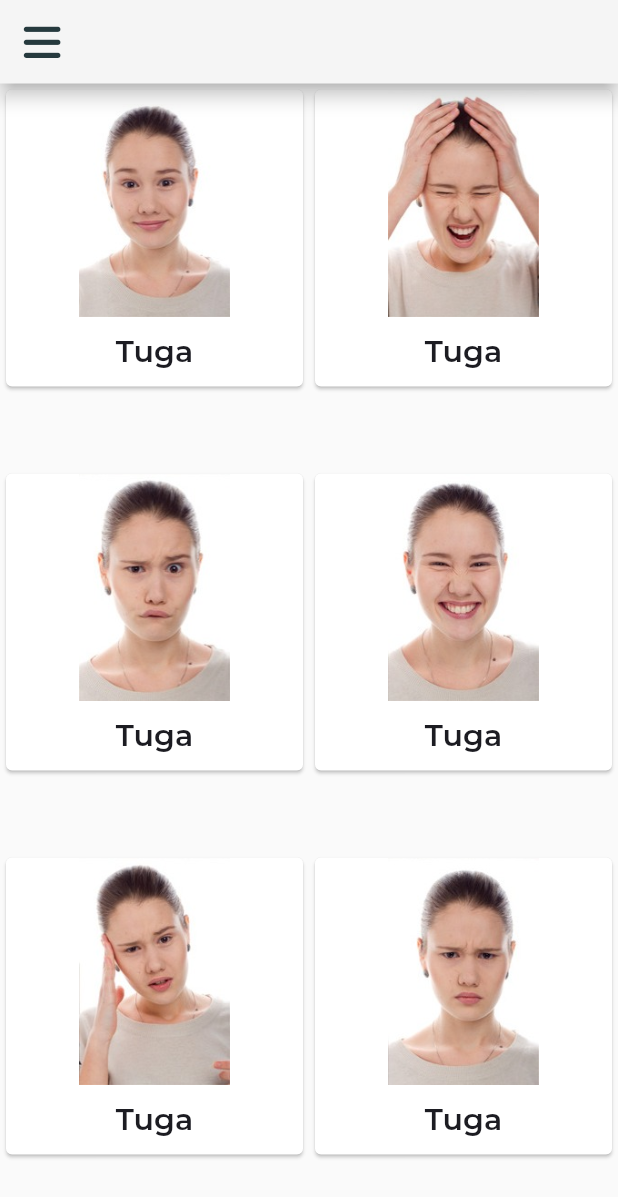
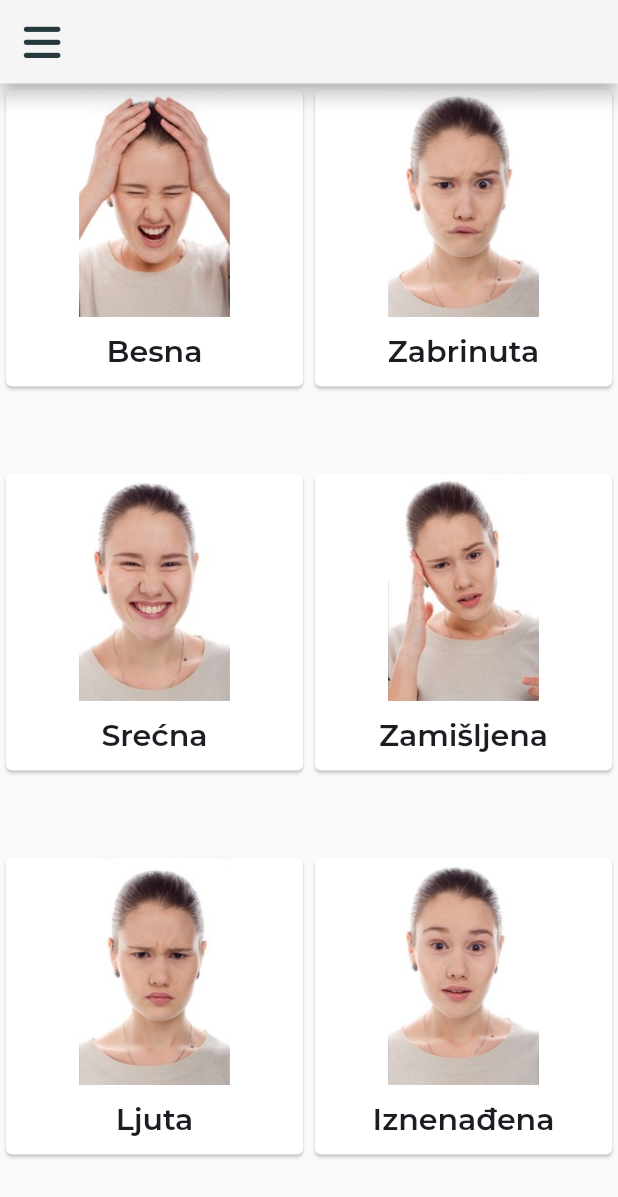
Before and after one commit to milan-kovac/communicator, a Flutter app: the EmotionsPage screen opened directly, on a phone screen of 412 x 824 dp. Shown: the top 1197 px of the screen. Run offline on Flutter 3.47's test engine with Material 2 defaults, Android fonts, the phone set to English and light mode, and no system bars; our stand-ins replace cached_network_image, cloud_firestore, firebase_auth, firebase_core, firebase_storage, flutter_screenutil and 8 more; missing offline and left inert: flutter_event_calendar, flutter_sound; accounts and stored records are empty.

Commit message:
Emotions and emotion page

```diff
--- a/lib/src/models/event.dart
+++ b/lib/src/models/event.dart
@@ -1,7 +1,4 @@
-import 'dart:developer';
-
 import 'package:cloud_firestore/cloud_firestore.dart';
-import 'package:flutter/material.dart';
 
 class EventModel {
   final String id;
--- a/lib/src/pages/emotions.page.dart
+++ b/lib/src/pages/emotions.page.dart
@@ -1,45 +1,75 @@
+import 'dart:convert';
+
+import 'package:communicator/src/pages/emotion.single.page.dart';
 import 'package:communicator/src/utils/app.color.dart';
 import 'package:communicator/src/widgets/global/sidebar.dart';
 import 'package:flutter/material.dart';
-import 'package:flutter/src/widgets/framework.dart';
-import 'package:flutter/src/widgets/placeholder.dart';
+import 'package:flutter/services.dart';
 import 'package:flutter_screenutil/flutter_screenutil.dart';
 
 import '../widgets/global/custom.app.bar.dart';
 
-class EmotionsPage extends StatelessWidget {
+class EmotionsPage extends StatefulWidget {
   const EmotionsPage({super.key});
+
+  @override
+  State<EmotionsPage> createState() => _EmotionsPageState();
+}
+
+class _EmotionsPageState extends State<EmotionsPage> {
+  List emotions = [];
+
+  Future<void> readJson() async {
+    final String response = await rootBundle.loadString('assets/json/emotions.json');
+    final data = await json.decode(response);
+    setState(() {
+      emotions = data["emotions"];
+    });
+  }
+
+  @override
+  void initState() {
+    super.initState();
+    readJson();
+  }
 
   @override
   Widget build(BuildContext context) {
     return Scaffold(
         appBar: PreferredSize(preferredSize: Size.fromHeight(50.h), child: const CustomAppBar()),
         drawer: Sidebar(currentPageIndex: 3),
-      body:  NotificationListener<OverscrollIndicatorNotification>(
+        body: NotificationListener<OverscrollIndicatorNotification>(
           onNotification: (overscroll) {
             overscroll.disallowIndicator();
             return true;
           },
           child: GridView.builder(
-        gridDelegate:  const SliverGridDelegateWithFixedCrossAxisCount(crossAxisCount: 2, mainAxisSpacing: 50),
-        itemCount: 18,
+            gridDelegate: const SliverGridDelegateWithFixedCrossAxisCount(crossAxisCount: 2, mainAxisSpacing: 50),
+            itemCount: emotions.length,
             itemBuilder: (BuildContext context, int index) {
-          return  Container(
-            //margin: EdgeInsets.all(10.r),
+              return GestureDetector(
+                onTap: () {
+                  Navigator.of(context).push(MaterialPageRoute(builder: (context) => EmotionSinglePage(emotion: emotions[index])));
+                },
+                child: Hero(
+                  tag: emotions[index]['id'],
                   child: Card(
                     child: Column(
                       children: [
-                    Expanded (child: Image.asset('assets/images/emotions/${index+1}.jpg')),
+                        Expanded(child: Image.asset(emotions[index]['image'])),
                         Container(
                             margin: EdgeInsets.only(top: 10.r, bottom: 10.r),
-                      child:  Text('Tuga', style: TextStyle(color: AppColors.fadedBlack, fontWeight: FontWeight.w600, fontSize: 18.sp),))
+                            child: Text(
+                              emotions[index]['description'],
+                              style: TextStyle(color: AppColors.fadedBlack, fontWeight: FontWeight.w600, fontSize: 18.sp),
+                            ))
                       ],
+                    ),
                   ),
                 ),
               );
             },
           ),
-      )
-    );
+        ));
   }
 }
--- a/lib/src/widgets/calendar/add.event.modal.dart
+++ b/lib/src/widgets/calendar/add.event.modal.dart
@@ -1,4 +1,3 @@
-import 'dart:developer';
 import 'dart:io';
 import 'package:communicator/src/services/event.service.dart';
 import 'package:communicator/src/services/image.service.dart';
--- a/lib/src/widgets/calendar/player.dart
+++ b/lib/src/widgets/calendar/player.dart
@@ -2,7 +2,6 @@ import 'package:communicator/src/utils/app.color.dart';
 import 'package:flutter/material.dart';
 import 'package:flutter_screenutil/flutter_screenutil.dart';
 import 'package:flutter_sound/flutter_sound.dart';
-import 'package:flutter_sound/public/flutter_sound_player.dart';
 import 'package:font_awesome_flutter/font_awesome_flutter.dart';
 
 class Player extends StatefulWidget {
--- a/lib/src/widgets/calendar/recording.dart
+++ b/lib/src/widgets/calendar/recording.dart
@@ -1,14 +1,11 @@
 import 'dart:async';
-import 'dart:developer';
 import 'dart:io';
-
 import 'package:flutter/material.dart';
 import 'package:flutter_screenutil/flutter_screenutil.dart';
 import 'package:flutter_sound/flutter_sound.dart';
 import 'package:font_awesome_flutter/font_awesome_flutter.dart';
 import 'package:intl/date_symbol_data_local.dart';
 import 'package:permission_handler/permission_handler.dart';
-
 import 'package:communicator/src/services/audio.service.dart';
 import 'package:communicator/src/utils/app.color.dart';
 
--- a/lib/src/widgets/intro/intro.items.dart
+++ b/lib/src/widgets/intro/intro.items.dart
@@ -1,7 +1,5 @@
-import 'package:communicator/src/utils/app.color.dart';
 import 'package:flutter/material.dart';
 import 'package:flutter_screenutil/flutter_screenutil.dart';
-import 'package:font_awesome_flutter/font_awesome_flutter.dart';
 
 // ignore: must_be_immutable
 class IntroItems extends StatelessWidget {
--- a/pubspec.yaml
+++ b/pubspec.yaml
@@ -51,6 +51,7 @@ flutter:
   assets:
      - assets/images/
      - assets/images/emotions/
+     - assets/json/
 
 
 flutter_icons:
```
Also changed, not shown: assets/json/emotions.json (added, +79 -0 lines), lib/src/pages/emotion.single.page.dart (added, +18 -0 lines). Lines whose indentation alone changed are shown as unchanged.
